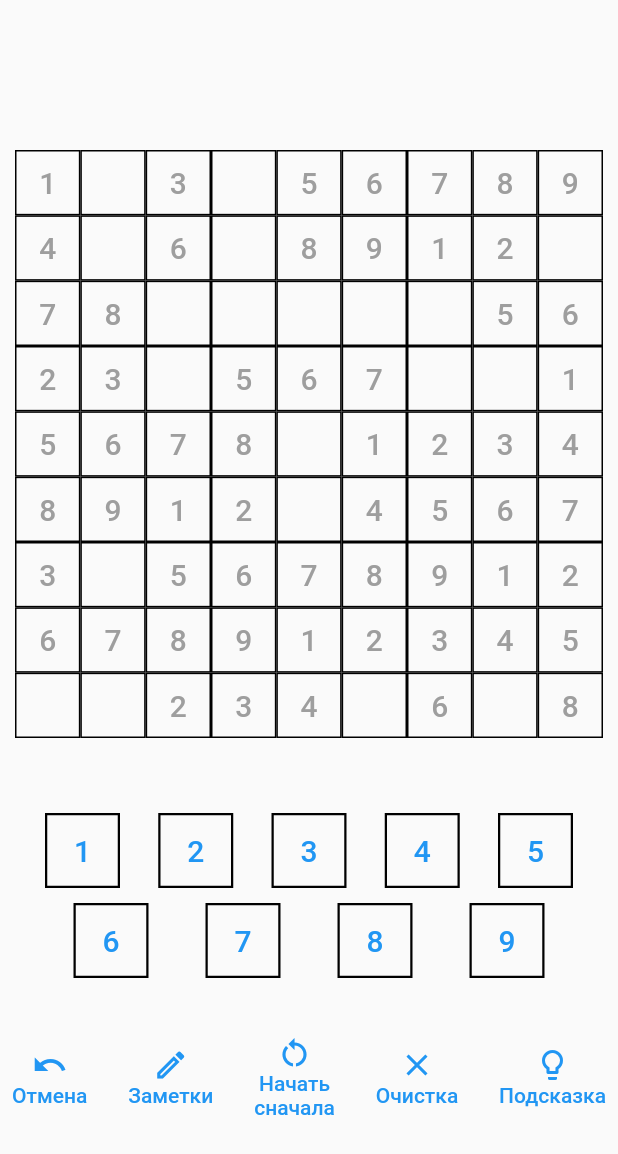
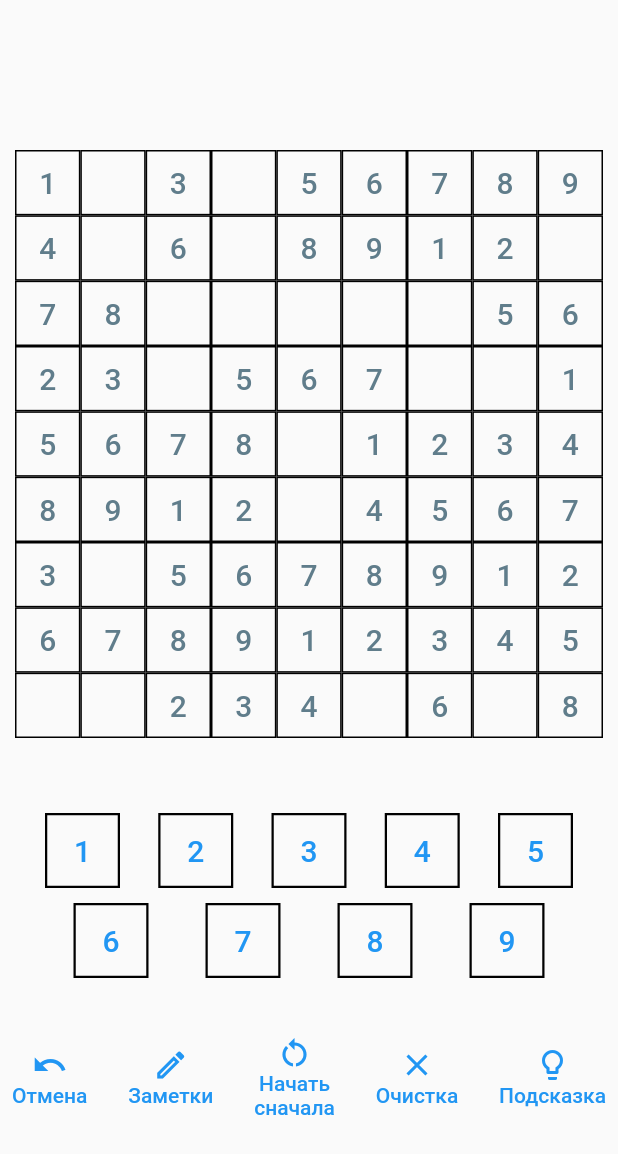
Before and after one commit to lazlo7/Flutter-Sudoku, a Flutter app: the screen it shows after launch, after a tap on the "arrow forward" icon, after a tap on "Играть", on a phone screen of 412 x 824 dp. Shown: the top 1154 px of the screen. Run offline on Flutter 3.47's test engine with Material 2 defaults, Android fonts, the phone set to English and light mode, and no system bars.

Commit message:
Added ability to make notes

```diff
--- a/lib/ui/sudoku_game_widget.dart
+++ b/lib/ui/sudoku_game_widget.dart
@@ -50,11 +50,35 @@ class _SudokuGameWidgetState extends State<SudokuGameWidget> {
                   cellBorder = Border.all(color: Colors.black, width: 1);
                 }
 
+                final notes = widget._fieldKeeper.fields[widget._sudokuFieldId]!
+                    .notes[FieldCoords(row, col)];
+                Widget cellText;
+
+                if (cell.type == FieldCellType.empty && notes != null) {
+                  cellText = Text(notes.map((e) => e.toString()).join(),
+                      textAlign: TextAlign.center,
+                      softWrap: true,
+                      style: const TextStyle(fontSize: 10, color: Colors.grey));
+                } else {
+                  cellText = Text(
+                    cell.type == FieldCellType.empty
+                        ? ""
+                        : cell.value.toString(),
+                    style: TextStyle(
+                      fontSize: 20,
+                      color: cell.type == FieldCellType.clue
+                          ? Colors.blueGrey
+                          : Colors.black,
+                    ),
+                  );
+                }
+
                 return Container(
                   decoration: BoxDecoration(border: cellBorder),
                   child: TextButton(
-                      style: const ButtonStyle(
-                          splashFactory: NoSplash.splashFactory),
+                      style: TextButton.styleFrom(
+                          splashFactory: NoSplash.splashFactory,
+                          padding: const EdgeInsets.all(0)),
                       onPressed: () {
                         if (row != selectedCellCoords.row ||
                             col != selectedCellCoords.col) {
@@ -62,17 +86,7 @@ class _SudokuGameWidgetState extends State<SudokuGameWidget> {
                               () => selectedCellCoords = FieldCoords(row, col));
                         }
                       },
-                      child: Text(
-                        cell.type == FieldCellType.empty
-                            ? ""
-                            : cell.value.toString(),
-                        style: TextStyle(
-                          fontSize: 20,
-                          color: cell.type == FieldCellType.clue
-                              ? Colors.grey
-                              : Colors.black,
-                        ),
-                      )),
+                      child: cellText),
                 );
               }),
             )),
@@ -106,8 +120,7 @@ class _SudokuGameWidgetState extends State<SudokuGameWidget> {
             // Undo button.
             IconUnderTextButton.build(
               icon: const Icon(Icons.undo),
-              text: const Text("Отмена",
-                  textAlign: TextAlign.center),
+              text: const Text("Отмена", textAlign: TextAlign.center),
               onPressed: onUndoButtonPressed,
             ),
             // Notes mode button.
@@ -115,22 +128,19 @@ class _SudokuGameWidgetState extends State<SudokuGameWidget> {
               icon: notesMode
                   ? const Icon(Icons.edit)
                   : const Icon(Icons.edit_outlined),
-              text:
-                  const Text("Заметки", textAlign: TextAlign.center),
+              text: const Text("Заметки", textAlign: TextAlign.center),
               onPressed: onNotesButtonPressed,
             ),
             // Restart button.
             IconUnderTextButton.build(
               icon: const Icon(Icons.restart_alt),
-              text: const Text("Начать\nсначала",
-                  textAlign: TextAlign.center),
+              text: const Text("Начать\nсначала", textAlign: TextAlign.center),
               onPressed: onRestartButtonPressed,
             ),
             // Clear cell button.
             IconUnderTextButton.build(
               icon: const Icon(Icons.clear_outlined),
-              text: const Text("Очистка",
-                  textAlign: TextAlign.center),
+              text: const Text("Очистка", textAlign: TextAlign.center),
               onPressed: onClearCellButtonPressed,
             ),
             // Hint button.
@@ -170,10 +180,12 @@ class _SudokuGameWidgetState extends State<SudokuGameWidget> {
   }
 
   onCellButtonPressed(int row, int col) {
+    print("cell button pressed");
     final cell =
         widget._fieldKeeper.fields[widget._sudokuFieldId]!.field[row][col];
     // Ignore clues.
     if (cell.type == FieldCellType.clue) {
+      print("attempted to select clue");
       return;
     }
     setState(() {
--- a/lib/ui/sudoku_levels_widget.dart
+++ b/lib/ui/sudoku_levels_widget.dart
@@ -52,7 +52,7 @@ class _SudokuLevelsWidgetState extends State<SudokuLevelsWidget> {
                                             : cell.value.toString(),
                                         style: TextStyle(
                                           color: cell.type == FieldCellType.clue
-                                              ? Colors.grey
+                                              ? Colors.blueGrey
                                               : Colors.black,
                                         ))));
                           }),
```
Also changed, not shown: lib/model/sudoku_field.dart (+10 -13 lines).
